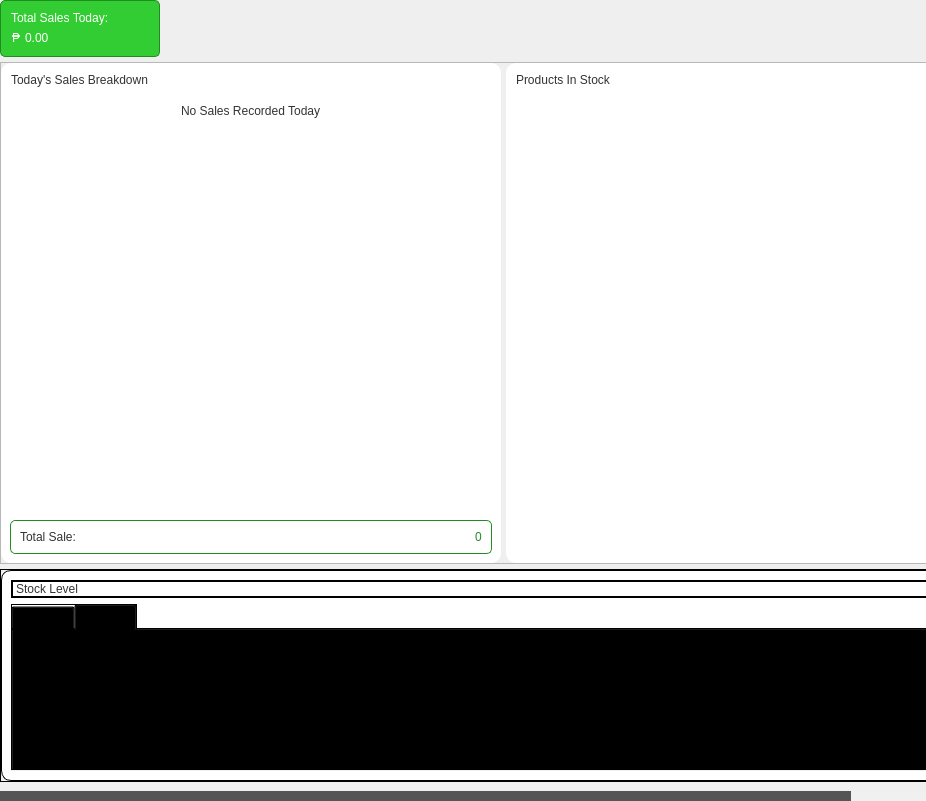
The window that app/src/ui/ui_dashboard.ui (Kazu0210/Inventory-System) describes before a commit, drawn with Qt 5.
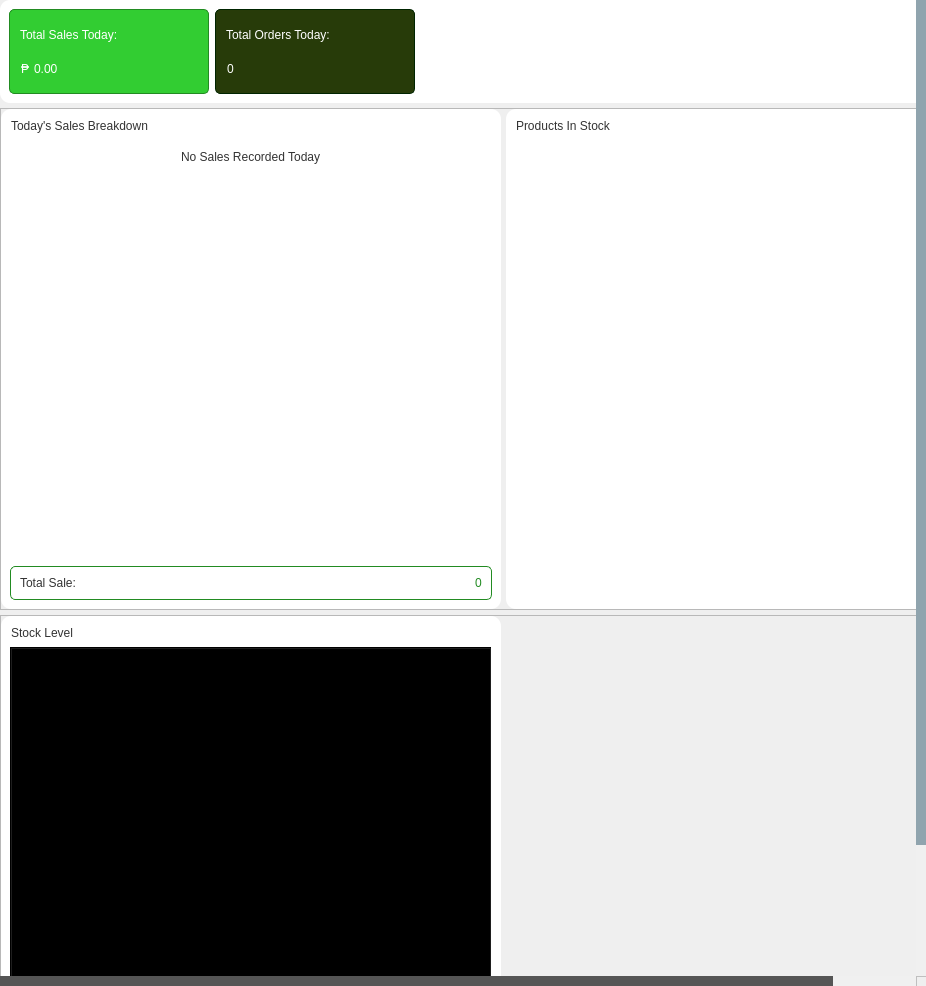
The same window after the commit.

Commit message: final design and features in the dashboard page done

The edit to the form file:
```diff
--- a/app/src/ui/ui_dashboard.ui
+++ b/app/src/ui/ui_dashboard.ui
@@ -7,7 +7,7 @@
     <x>0</x>
     <y>0</y>
     <width>926</width>
-    <height>801</height>
+    <height>986</height>
    </rect>
   </property>
   <property name="windowTitle">
@@ -87,7 +87,7 @@
         <x>0</x>
         <y>0</y>
         <width>1007</width>
-        <height>784</height>
+        <height>1126</height>
        </rect>
       </property>
       <layout class="QVBoxLayout" name="verticalLayout_4">
@@ -107,10 +107,34 @@
         <number>9</number>
        </property>
        <item>
+        <widget class="QFrame" name="frame_12">
+         <property name="styleSheet">
+          <string notr="true">#frame_12{
+background-color: #fff;
+border-radius: 10px;
+}
+*{
+background-color: transparent;
+}</string>
+         </property>
+         <property name="frameShape">
+          <enum>QFrame::StyledPanel</enum>
+         </property>
+         <property name="frameShadow">
+          <enum>QFrame::Raised</enum>
+         </property>
+         <layout class="QHBoxLayout" name="horizontalLayout_7">
+          <item>
         <widget class="QFrame" name="frame">
+            <property name="minimumSize">
+             <size>
+              <width>200</width>
+              <height>85</height>
+             </size>
+            </property>
          <property name="maximumSize">
           <size>
-           <width>160</width>
+              <width>200</width>
            <height>85</height>
           </size>
          </property>
@@ -240,6 +264,150 @@
          </layout>
         </widget>
        </item>
+          <item>
+           <widget class="QFrame" name="frame_13">
+            <property name="minimumSize">
+             <size>
+              <width>200</width>
+              <height>85</height>
+             </size>
+            </property>
+            <property name="maximumSize">
+             <size>
+              <width>200</width>
+              <height>85</height>
+             </size>
+            </property>
+            <property name="styleSheet">
+             <string notr="true">*{
+background-color: transparent;
+}
+#frame_13{
+background-color: #273B09;
+border: 1px solid #002400;
+border-radius: 5px;
+}</string>
+            </property>
+            <property name="frameShape">
+             <enum>QFrame::StyledPanel</enum>
+            </property>
+            <property name="frameShadow">
+             <enum>QFrame::Raised</enum>
+            </property>
+            <layout class="QVBoxLayout" name="verticalLayout_12">
+             <item>
+              <widget class="QFrame" name="frame_15">
+               <property name="styleSheet">
+                <string notr="true">#frame_2{
+color: #fff;
+}</string>
+               </property>
+               <property name="frameShape">
+                <enum>QFrame::StyledPanel</enum>
+               </property>
+               <property name="frameShadow">
+                <enum>QFrame::Raised</enum>
+               </property>
+               <layout class="QVBoxLayout" name="verticalLayout_13">
+                <property name="spacing">
+                 <number>5</number>
+                </property>
+                <property name="leftMargin">
+                 <number>0</number>
+                </property>
+                <property name="topMargin">
+                 <number>0</number>
+                </property>
+                <property name="rightMargin">
+                 <number>0</number>
+                </property>
+                <property name="bottomMargin">
+                 <number>0</number>
+                </property>
+                <item>
+                 <widget class="QLabel" name="label_10">
+                  <property name="maximumSize">
+                   <size>
+                    <width>16777215</width>
+                    <height>30</height>
+                   </size>
+                  </property>
+                  <property name="styleSheet">
+                   <string notr="true">font: 63 12pt &quot;Noto Sans SemiBold&quot;;
+color: #fff;</string>
+                  </property>
+                  <property name="text">
+                   <string>Total Orders Today:</string>
+                  </property>
+                 </widget>
+                </item>
+                <item alignment="Qt::AlignLeft">
+                 <widget class="QFrame" name="frame_24">
+                  <property name="frameShape">
+                   <enum>QFrame::StyledPanel</enum>
+                  </property>
+                  <property name="frameShadow">
+                   <enum>QFrame::Raised</enum>
+                  </property>
+                  <layout class="QHBoxLayout" name="horizontalLayout_14">
+                   <property name="spacing">
+                    <number>5</number>
+                   </property>
+                   <property name="leftMargin">
+                    <number>0</number>
+                   </property>
+                   <property name="topMargin">
+                    <number>0</number>
+                   </property>
+                   <property name="rightMargin">
+                    <number>0</number>
+                   </property>
+                   <property name="bottomMargin">
+                    <number>0</number>
+                   </property>
+                   <item alignment="Qt::AlignLeft">
+                    <widget class="QLabel" name="total_orders_label">
+                     <property name="maximumSize">
+                      <size>
+                       <width>16777215</width>
+                       <height>30</height>
+                      </size>
+                     </property>
+                     <property name="styleSheet">
+                      <string notr="true">font: 87 16pt &quot;Noto Sans Black&quot;;
+color: #fff;
+</string>
+                     </property>
+                     <property name="text">
+                      <string>0</string>
+                     </property>
+                    </widget>
+                   </item>
+                  </layout>
+                 </widget>
+                </item>
+               </layout>
+              </widget>
+             </item>
+            </layout>
+           </widget>
+          </item>
+          <item>
+           <spacer name="horizontalSpacer_2">
+            <property name="orientation">
+             <enum>Qt::Horizontal</enum>
+            </property>
+            <property name="sizeHint" stdset="0">
+             <size>
+              <width>40</width>
+              <height>20</height>
+             </size>
+            </property>
+           </spacer>
+          </item>
+         </layout>
+        </widget>
+       </item>
        <item alignment="Qt::AlignTop">
         <widget class="QFrame" name="frame_7">
          <property name="styleSheet">
@@ -662,7 +830,7 @@
         <widget class="QFrame" name="frame_9">
          <property name="styleSheet">
           <string notr="true">*{
-border: 1px solid;
+none
 }</string>
          </property>
          <property name="frameShape">
@@ -687,8 +855,20 @@
           <property name="bottomMargin">
            <number>0</number>
           </property>
-          <item>
+          <item alignment="Qt::AlignLeft">
            <widget class="QFrame" name="frame_10">
+            <property name="minimumSize">
+             <size>
+              <width>500</width>
+              <height>500</height>
+             </size>
+            </property>
+            <property name="maximumSize">
+             <size>
+              <width>600</width>
+              <height>500</height>
+             </size>
+            </property>
             <property name="styleSheet">
              <string notr="true">#frame_10{
 background-color: #fff;
@@ -745,24 +925,37 @@
              </item>
              <item>
               <widget class="QTabWidget" name="sizes_tabWidget">
+               <property name="maximumSize">
+                <size>
+                 <width>500</width>
+                 <height>500</height>
+                </size>
+               </property>
+               <property name="styleSheet">
+                <string notr="true">font: 63 10pt &quot;Noto Sans SemiBold&quot;;
+color: #333333;</string>
+               </property>
                <property name="currentIndex">
                 <number>1</number>
                </property>
-               <widget class="QWidget" name="tab">
-                <attribute name="title">
-                 <string>Page 1</string>
-                </attribute>
-               </widget>
-               <widget class="QWidget" name="tab_2">
-                <attribute name="title">
-                 <string>Page 2</string>
-                </attribute>
-               </widget>
               </widget>
              </item>
             </layout>
            </widget>
           </item>
+          <item>
+           <spacer name="horizontalSpacer">
+            <property name="orientation">
+             <enum>Qt::Horizontal</enum>
+            </property>
+            <property name="sizeHint" stdset="0">
+             <size>
+              <width>40</width>
+              <height>20</height>
+             </size>
+            </property>
+           </spacer>
+          </item>
          </layout>
         </widget>
        </item>
```
Left out of the diff: 2 changed lines with no effect on the pictures. Lines whose indentation alone changed are shown as unchanged. The commit also changes 6 other files.
